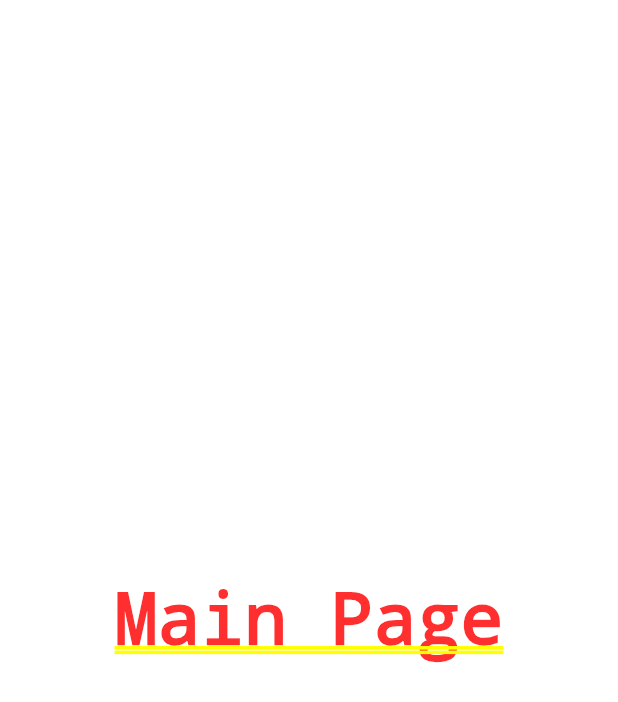
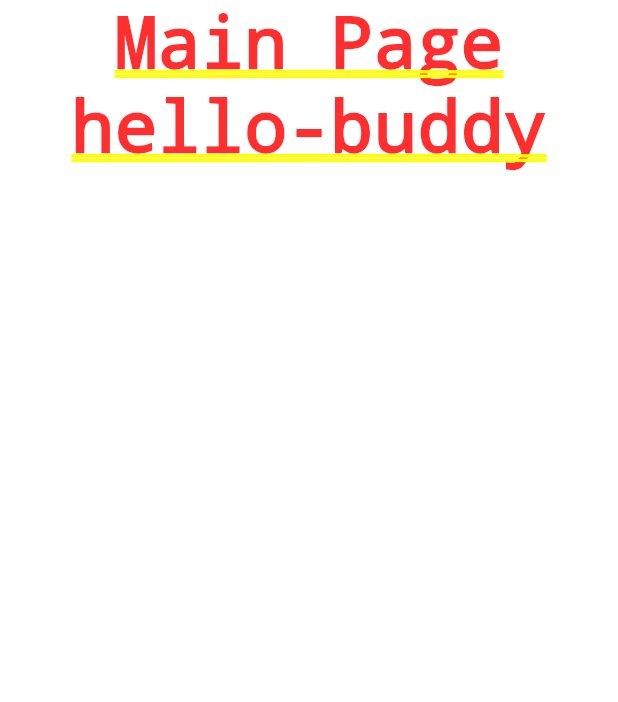
Before and after one commit to vglug/kids_stories, a Flutter app: the screen it shows after launch, on a phone screen of 412 x 824 dp. Shown: the top 702 px of the screen. Run offline on Flutter 3.47's test engine with Material 2 defaults, Android fonts, the phone set to English and light mode, and no system bars.

Commit message:
first modifid

```diff
--- a/lib/main.dart
+++ b/lib/main.dart
@@ -8,7 +8,6 @@ void main() {
 
 class KidsStories extends StatelessWidget {
   const KidsStories({Key? key}) : super(key: key);
-
   @override
   Widget build(BuildContext context) {
     return MaterialApp(
--- a/lib/main_page.dart
+++ b/lib/main_page.dart
@@ -10,8 +10,13 @@ class MainPage extends StatefulWidget {
 class _MainPageState extends State<MainPage> {
   @override
   Widget build(BuildContext context) {
-    return const Center(
-      child: Text("Main Page"),
+    return Center(
+      child: Column(
+        children: const [
+          Text("Main Page"),
+          Text("hello-buddy"),
+        ],
+      ),
     );
   }
 }
```
